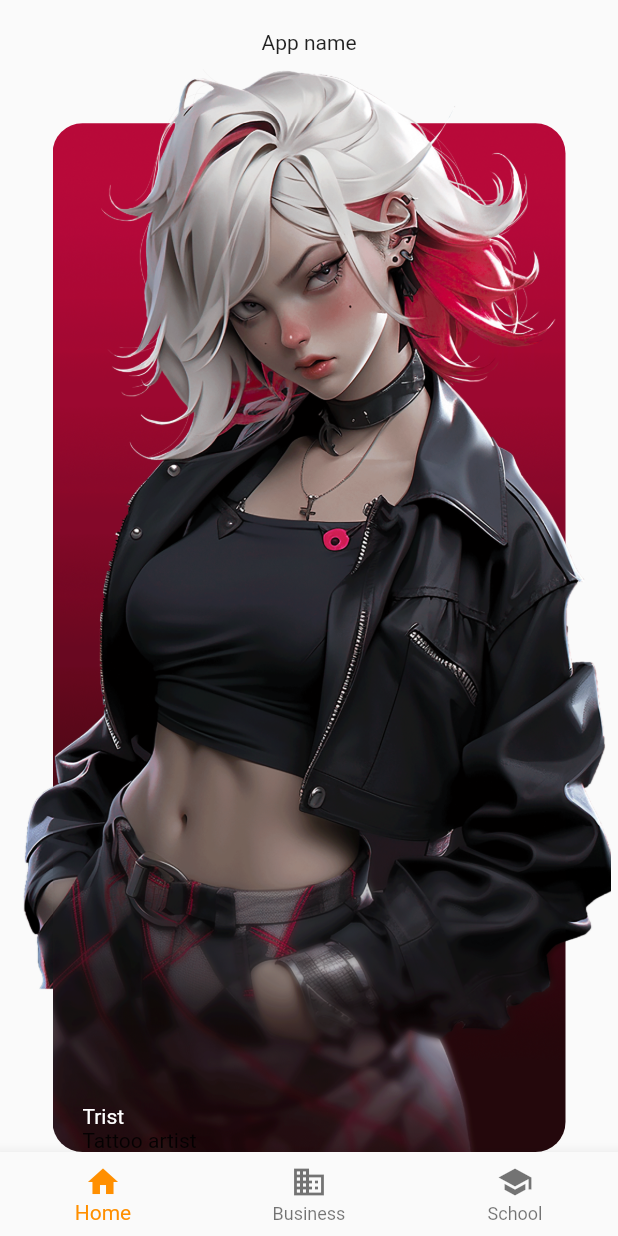
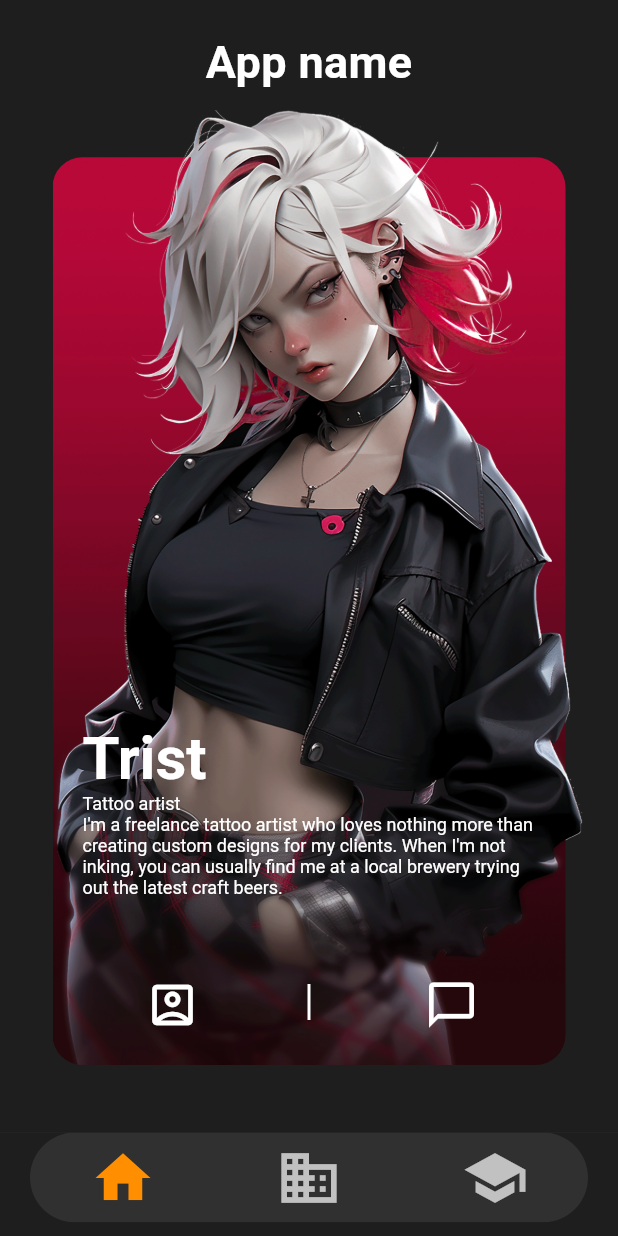
Before and after one commit to hieu-dd/AIGirlFriendsChat, a Flutter app: the HomeScreen screen opened by its route, on a phone screen of 412 x 824 dp. Run offline on Flutter 3.47's test engine with Material 2 defaults, Android fonts, the phone set to English and light mode, and no system bars; our stand-ins replace dartz, dio, equatable, firebase_core, firebase_remote_config, flutter_riverpod and 4 more; accounts and stored records are empty.

Commit message:
Finish list girls screen

```diff
--- a/lib/main.dart
+++ b/lib/main.dart
@@ -1,4 +1,6 @@
 import 'package:ai_girl_friends/screen/routes/app_routes.dart';
+import 'package:ai_girl_friends/theme/color.dart';
+import 'package:ai_girl_friends/theme/typography.dart';
 import 'package:firebase_core/firebase_core.dart';
 import 'package:flutter/material.dart';
 import 'package:flutter_riverpod/flutter_riverpod.dart';
@@ -25,7 +27,9 @@ class MyApp extends ConsumerWidget {
     return MaterialApp.router(
       title: 'Flutter Demo',
       theme: ThemeData(
-        primarySwatch: Colors.blue,
+        primarySwatch: Colors.red,
+        colorScheme: colorScheme,
+        typography: typography,
       ),
       routerConfig: router,
     );
--- a/lib/screen/chat/chat.dart
+++ b/lib/screen/chat/chat.dart
@@ -29,7 +29,8 @@ class _ChatScreenState extends ConsumerState<ChatScreen> {
     final messageController = TextEditingController();
     final conversation = ref.watch(conversationProvider).conversation;
     return Scaffold(
-      body: conversation != null
+      body: SafeArea(
+        child: conversation != null
             ? Column(
                 children: [
                   Expanded(
@@ -67,6 +68,7 @@ class _ChatScreenState extends ConsumerState<ChatScreen> {
             : const Center(
                 child: Text("Error"),
               ),
+      ),
     );
   }
 }
--- a/lib/screen/girl_list/girl_friend_list.dart
+++ b/lib/screen/girl_list/girl_friend_list.dart
@@ -39,26 +39,29 @@ class _GirlFriendListScreenState extends ConsumerState<GirlFriendListScreen> {
       );
     }
 
-    final user = users[0];
     return SafeArea(
       child: Scaffold(
+        backgroundColor: Theme.of(context).colorScheme.background,
         body: Column(
           children: [
             const SizedBox(
               height: 20,
             ),
-            const Text("App name"),
+            const Text(
+              "App name",
+              style: TextStyle(fontWeight: FontWeight.bold, fontSize: 30),
+            ),
             const SizedBox(
               height: 10,
             ),
             Expanded(
               child: PageView(
-                children: users.mapTo((user) => _userProfileItem(
-                    user: user,
-                    onClick: () {
-                      _goToChat(user, context);
-                    })),
+                children: users.mapTo((user) => _userProfileItem(user,
+                    context: context, gotoChat: _goToChat)),
               ),
+            ),
+            SizedBox(
+              height: 45,
             )
           ],
         ),
@@ -67,10 +70,14 @@ class _GirlFriendListScreenState extends ConsumerState<GirlFriendListScreen> {
   }
 }
 
-Widget _userProfileItem({
-  required User user,
-  Function? onClick,
+Widget _userProfileItem(
+  User user, {
+  Function? gotoChat,
+  Function? gotoProfile,
+  required BuildContext context,
 }) {
+  final typography = Theme.of(context).typography;
+  final colorScheme = Theme.of(context).colorScheme;
   return Container(
     padding: const EdgeInsets.symmetric(horizontal: 5),
     child: SizedBox(
@@ -106,9 +113,56 @@ Widget _userProfileItem({
               children: [
                 Text(
                   user.name,
-                  style: TextStyle(color: Colors.white),
+                  textScaleFactor: 1.0,
+                  textAlign: TextAlign.justify,
+                  style: const TextStyle(
+                    fontWeight: FontWeight.bold,
+                    fontSize: 40,
+                    inherit: false,
+                  ),
                 ),
-                Text(user.job),
+                Text(
+                  user.job,
+                  style: const TextStyle(
+                      fontSize: 12,
+                      inherit: false,
+                      fontWeight: FontWeight.normal),
+                ),
+                Text(
+                  user.profileBio,
+                  style: const TextStyle(
+                      fontSize: 12,
+                      inherit: false,
+                      fontWeight: FontWeight.normal),
+                ),
+                const SizedBox(height: 45),
+                Row(
+                  mainAxisAlignment: MainAxisAlignment.spaceAround,
+                  children: [
+                    IconButton(
+                        onPressed: () {
+                          gotoProfile?.call(user, context);
+                        },
+                        icon: const Icon(
+                          Icons.account_box_outlined,
+                          size: 36,
+                        )),
+                    Container(
+                      width: 2,
+                      height: 24,
+                      color: colorScheme.onBackground,
+                    ),
+                    IconButton(
+                        onPressed: () {
+                          gotoChat?.call(user, context);
+                        },
+                        icon: const Icon(
+                          Icons.chat_bubble_outline,
+                          size: 36,
+                        )),
+                  ],
+                ),
+                const SizedBox(height: 18)
               ],
             ),
           )
--- a/lib/screen/home/home.dart
+++ b/lib/screen/home/home.dart
@@ -37,19 +37,38 @@ class _HomeScreenState extends State<HomeScreen> {
         body: Center(
           child: _widgetOptions.elementAt(_selectedIndex),
         ),
-        bottomNavigationBar: BottomNavigationBar(
+        bottomNavigationBar: Container(
+          color: Theme.of(context).colorScheme.background,
+          padding: const EdgeInsets.only(left: 20, right: 20, bottom: 9),
+          child: ClipRRect(
+            borderRadius: BorderRadius.circular(60),
+            child: SizedBox(
+              height: 60,
+              child: BottomNavigationBar(
+                showSelectedLabels: false,
+                showUnselectedLabels: false,
+                selectedFontSize: 0,
                 items: const <BottomNavigationBarItem>[
                   BottomNavigationBarItem(
-              icon: Icon(Icons.home),
-              label: 'Home',
+                    icon: Icon(
+                      Icons.home,
+                      size: 44,
+                    ),
+                    label: '',
                   ),
                   BottomNavigationBarItem(
-              icon: Icon(Icons.business),
-              label: 'Business',
+                    icon: Icon(
+                      Icons.business,
+                      size: 44,
+                    ),
+                    label: '',
                   ),
                   BottomNavigationBarItem(
-              icon: Icon(Icons.school),
-              label: 'School',
+                    icon: Icon(
+                      Icons.school,
+                      size: 44,
+                    ),
+                    label: '',
                   ),
                 ],
                 currentIndex: _selectedIndex,
@@ -57,6 +76,9 @@ class _HomeScreenState extends State<HomeScreen> {
                 onTap: _onItemTapped,
               ),
             ),
+          ),
+        ),
+      ),
     );
   }
 }
--- /dev/null
+++ b/lib/theme/color.dart
@@ -0,0 +1,6 @@
+import 'package:flutter/material.dart';
+
+const colorScheme = ColorScheme.dark(
+  brightness: Brightness.dark,
+  background: Color(0xFF1E1E1E),
+);
--- /dev/null
+++ b/lib/theme/typography.dart
@@ -0,0 +1,8 @@
+import 'package:flutter/material.dart';
+
+Typography typography = Typography.material2021(
+    platform: TargetPlatform.iOS,
+    white: const TextTheme(
+      headlineLarge: TextStyle(fontWeight: FontWeight.bold, fontSize: 40),
+      headlineMedium: TextStyle(fontWeight: FontWeight.bold, fontSize: 30),
+    ));
```
Lines whose indentation alone changed are shown as unchanged.
